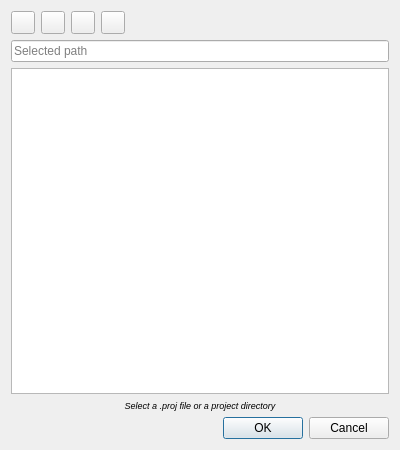
First picture: the form in spinetoolbox/ui/open_project_dialog.ui, repository spine-tools/Spine-Toolbox, before the edit.
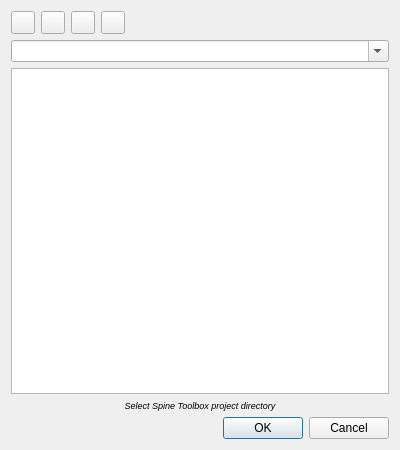
Second picture: the form after the edit. Icons and pictures are not drawn.

Commit message:
Custom OpenProjectDialog is back. Added Notification widget that can be used to replace statubar messages and some error/information dialogs.
- File - Open Project dialog only shows directories. Shows the Spine icon on valid Spine Toolbox project directories.
- Line edit has been replaced by an editable combobox that remembers the place where the last project was opened from
- QValidator is used to check that the path in combobox exists
- Implemented a Notification widget (Resolves Issue #158)

Re Issue #257 and Issue #158

Patch:
```diff
--- a/spinetoolbox/ui/open_project_dialog.ui
+++ b/spinetoolbox/ui/open_project_dialog.ui
@@ -91,9 +91,12 @@
     </layout>
    </item>
    <item>
-    <widget class="QLineEdit" name="lineEdit_current_path">
-     <property name="placeholderText">
-      <string>Selected path</string>
+    <widget class="QComboBox" name="comboBox_current_path">
+     <property name="contextMenuPolicy">
+      <enum>Qt::CustomContextMenu</enum>
+     </property>
+     <property name="editable">
+      <bool>true</bool>
      </property>
     </widget>
    </item>
@@ -122,7 +125,7 @@
       </font>
      </property>
      <property name="text">
-      <string>Select a .proj file or a project directory</string>
+      <string>Select Spine Toolbox project directory</string>
      </property>
      <property name="alignment">
       <set>Qt::AlignCenter</set>
```
Left out of the diff: 4 changed lines with no effect on the pictures. The commit also changes 40 other files.
